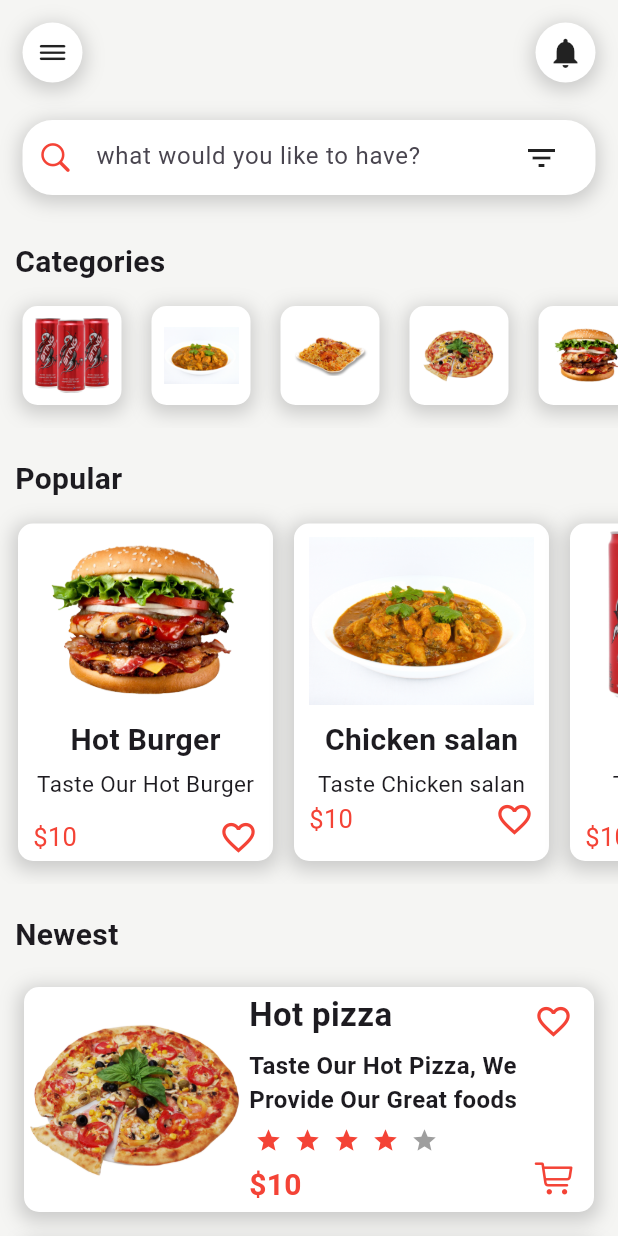
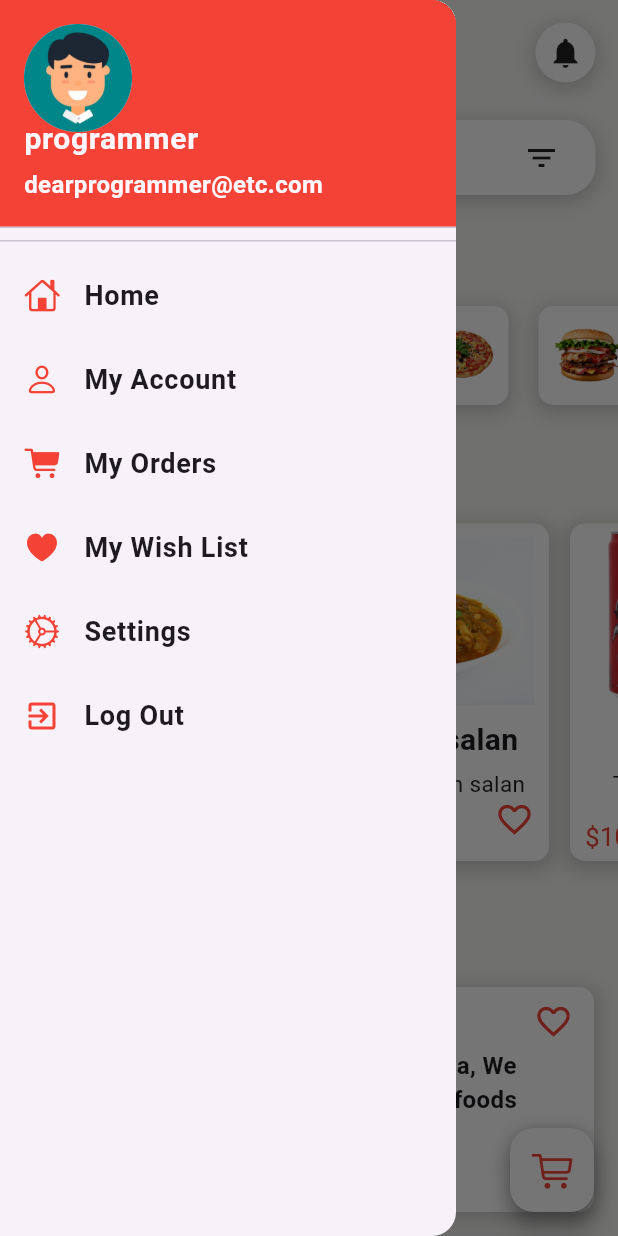
Before and after one commit to aysha-Ilma/food_app, a Flutter app: the screen it shows after launch, after a tap on an icon or button, on a phone screen of 412 x 824 dp. Run offline on Flutter 3.47's test engine with Material 3 defaults, Android fonts, the phone set to English and light mode, and no system bars; drawn by our look-alikes of flutter_rating_bar.

Commit message:
Coding Drawerwidget.dart (ListView, Icons(Home,person,cart_fill,heart_fill,Settings))

```diff
--- a/lib/Widgets/AppBarWidget.dart
+++ b/lib/Widgets/AppBarWidget.dart
@@ -11,11 +11,11 @@ class AppBarWidget extends StatelessWidget {
         vertical: 15,
         horizontal: 15,
       ),
-    child: Row(
-      mainAxisAlignment: MainAxisAlignment.spaceBetween,
-      children: [
+      child: Row(mainAxisAlignment: MainAxisAlignment.spaceBetween, children: [
         InkWell(
-            onTap:() {},
+          onTap: () {
+            Scaffold.of(context).openDrawer();
+          },
           child: Container(
             padding: EdgeInsets.all(8),
             decoration: BoxDecoration(
@@ -23,19 +23,17 @@ class AppBarWidget extends StatelessWidget {
                 borderRadius: BorderRadius.circular(20),
                 boxShadow: [
                   BoxShadow(
-                    color:Colors.grey.withOpacity(0.5),
+                    color: Colors.grey.withOpacity(0.5),
                     spreadRadius: 2,
                     blurRadius: 10,
-                    offset: Offset(0,3),
+                    offset: Offset(0, 3),
                   )
-                ]
-              ),
+                ]),
             child: Icon(CupertinoIcons.bars),
           ),
         ),
-
         InkWell(
-            onTap:() {},
+          onTap: () {},
           child: Container(
             padding: EdgeInsets.all(8),
             decoration: BoxDecoration(
@@ -43,13 +41,12 @@ class AppBarWidget extends StatelessWidget {
                 borderRadius: BorderRadius.circular(20),
                 boxShadow: [
                   BoxShadow(
-                    color:Colors.grey.withOpacity(0.5),
+                    color: Colors.grey.withOpacity(0.5),
                     spreadRadius: 2,
                     blurRadius: 10,
-                    offset: Offset(0,3),
+                    offset: Offset(0, 3),
                   )
-                ]
-              ),
+                ]),
             child: Icon(Icons.notifications),
           ),
         ),
--- /dev/null
+++ b/lib/Widgets/DrawerWidget.dart
@@ -0,0 +1,135 @@
+import 'package:flutter/cupertino.dart';
+import 'package:flutter/material.dart';
+
+class Drawerwidget extends StatelessWidget {
+  @override
+  Widget build(BuildContext context) {
+    return Drawer(
+      child: ListView(
+        children: [
+          DrawerHeader(
+            padding: EdgeInsets.zero,
+            child: UserAccountsDrawerHeader(
+              decoration: BoxDecoration(
+                color: Colors.red,
+              ),
+              accountName: Text("programmer",
+              style: TextStyle(fontSize: 20, fontWeight: FontWeight.bold,
+              ),),
+              accountEmail: Text("dearprogrammer@etc.com",
+              style: TextStyle(
+              fontSize: 16,
+              fontWeight: FontWeight.bold,
+              ),
+              ),
+
+              currentAccountPicture: CircleAvatar(backgroundImage: AssetImage("images/avatar.jpg"),
+              ),
+
+
+              ),
+          ),
+
+          ListTile(
+            leading: Icon(
+              CupertinoIcons.home,
+              color: Colors.red,
+            ),
+            //List Title
+            title: Text(
+              "Home",
+              style: TextStyle(
+                fontSize: 18,
+                fontWeight: FontWeight.bold,
+              ),
+            ),
+          ),
+
+
+          ListTile(
+            leading: Icon(
+              CupertinoIcons.person,
+              color: Colors.red,
+            ),
+            //List Title
+            title: Text(
+              "My Account",
+              style: TextStyle(
+                fontSize: 18,
+                fontWeight: FontWeight.bold,
+              ),
+            ),
+          ),
+
+
+          ListTile(
+            leading: Icon(
+              CupertinoIcons.cart_fill,
+              color: Colors.red,
+            ),
+            //List Title
+            title: Text(
+              "My Orders",
+              style: TextStyle(
+                fontSize: 18,
+                fontWeight: FontWeight.bold,
+              ),
+            ),
+          ),
+
+
+          ListTile(
+            leading: Icon(
+              CupertinoIcons.heart_fill,
+              color: Colors.red,
+            ),
+            //List Title
+            title: Text(
+              "My Wish List",
+              style: TextStyle(
+                fontSize: 18,
+                fontWeight: FontWeight.bold,
+              ),
+            ),
+          ),
+
+
+
+          ListTile(
+            leading: Icon(
+              CupertinoIcons.settings,
+              color: Colors.red,
+            ),
+            //List Title
+            title: Text(
+              "Settings",
+              style: TextStyle(
+                fontSize: 18,
+                fontWeight: FontWeight.bold,
+              ),
+            ),
+          ),
+
+
+
+          ListTile(
+            leading: Icon(
+              Icons.exit_to_app,
+              color: Colors.red,
+            ),
+            //List Title
+            title: Text(
+              "Log Out",
+              style: TextStyle(
+                fontSize: 18,
+                fontWeight: FontWeight.bold,
+              ),
+            ),
+          ),
+
+
+        ],
+      ),
+    );
+  }
+}
--- a/lib/pages/HomePage.dart
+++ b/lib/pages/HomePage.dart
@@ -2,6 +2,7 @@ import 'package:flutter/cupertino.dart';
 import 'package:flutter/material.dart';
 import 'package:food_app/Widgets/AppBarWidget.dart';
 import 'package:food_app/Widgets/CategoriesWidget.dart';
+import 'package:food_app/Widgets/DrawerWidget.dart';
 import 'package:food_app/Widgets/NewestItemswidget.dart';
 import 'package:food_app/Widgets/Popularitemswidget.dart';
 
@@ -108,6 +109,28 @@ class Homepage extends StatelessWidget {
 
         ],
       ),
+
+      drawer: Drawerwidget(),
+      floatingActionButton: Container(
+        decoration:
+          BoxDecoration(borderRadius: BorderRadius.circular(20), boxShadow: [
+        BoxShadow(
+          color: Colors.grey.withOpacity(0.5),
+          spreadRadius: 2,
+          blurRadius: 10,
+          offset: Offset(0, 3),
+        )
+        ]),
+        child: FloatingActionButton(
+          onPressed: () {},
+          child: Icon(CupertinoIcons.cart,
+          size:28,
+          color: Colors.red,
+          ),
+          backgroundColor: Colors.white,
+
+          ),
+      ),
     );
   }
 }
```
Lines whose indentation alone changed are shown as unchanged.
